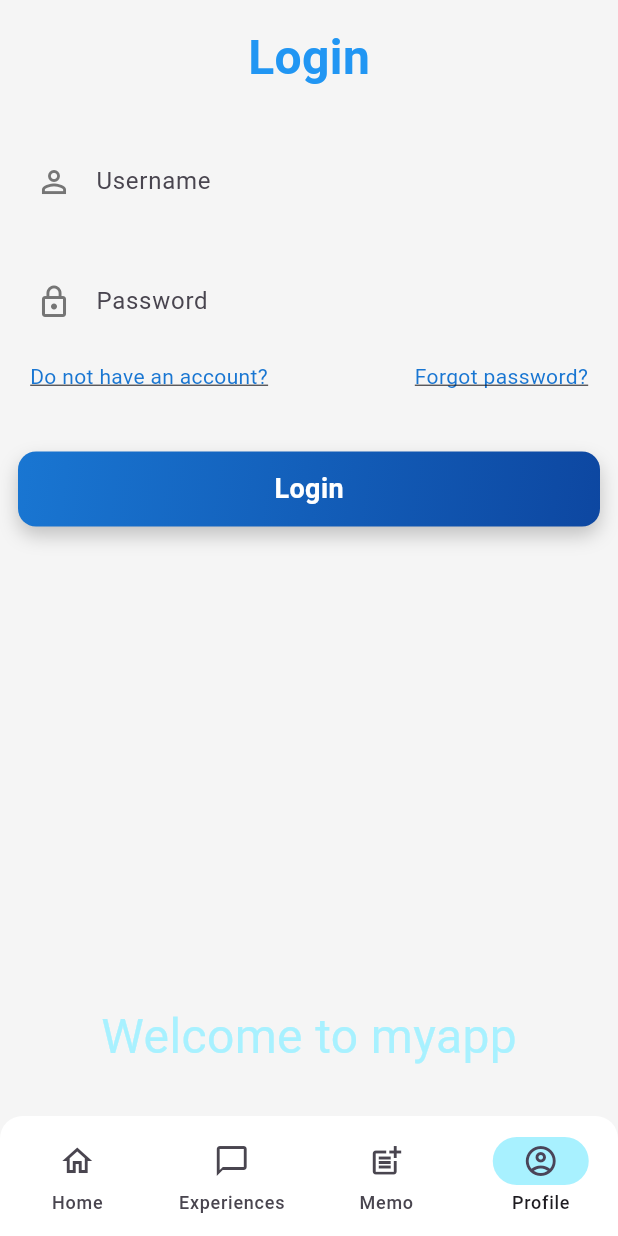
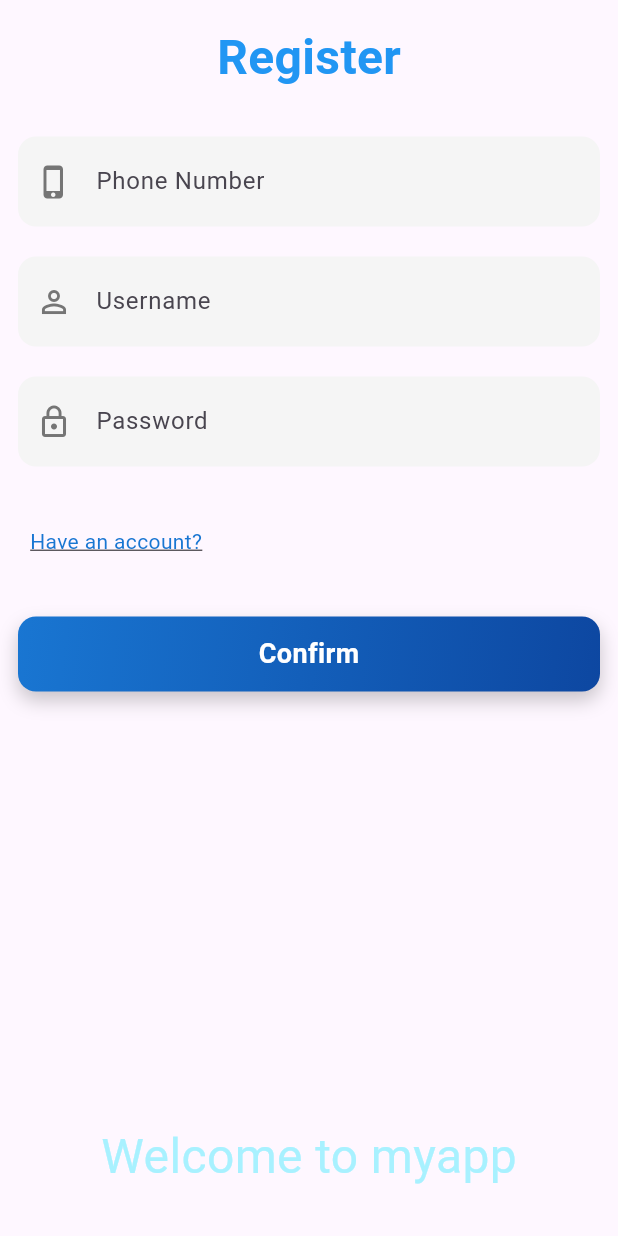
Before and after one commit to jadenzq/travel_app, a Flutter app: the screen it shows after launch, item 4 of the bottom bar chosen, after a tap on "Do not have an account?", on a phone screen of 412 x 824 dp. Run offline on Flutter 3.47's test engine with Material 3 defaults, Android fonts, the phone set to English and light mode, and no system bars; our stand-ins replace carousel_slider, image_picker, shared_preferences.

Commit message:
login page跳转register

```diff
--- a/lib/Login/Login.dart
+++ b/lib/Login/Login.dart
@@ -1,4 +1,6 @@
 import 'package:flutter/material.dart';
+import 'package:travel_app/Profile/profile.dart';
+import 'package:travel_app/Register/register.dart';
 
 class LoginPage extends StatelessWidget {
   const LoginPage({super.key});
@@ -24,9 +26,9 @@ class LoginPage extends StatelessWidget {
                   const SizedBox(height: 20),
                   _buildPasswordInput(),
                   const SizedBox(height: 10),
-                  _buildFooterLinks(),
+                  _buildFooterLinks(context),
                   const SizedBox(height: 40),
-                  _buildLoginButton(),
+                  _buildLoginButton(context),
                   const SizedBox(height: 30),
                 ],
               ),
@@ -83,12 +85,14 @@ class LoginPage extends StatelessWidget {
   }
 
   // Forgot Password Link
-  Widget _buildFooterLinks() {
+  Widget _buildFooterLinks(BuildContext context) {
   return Row(
     mainAxisAlignment: MainAxisAlignment.spaceBetween,
     children: [
       InkWell(
-        onTap: () {}, // 点击事件暂留空
+        onTap: () {   Navigator.of(context).push(
+            MaterialPageRoute(builder: (context) => const RegisterPage()),
+          );}, // 点击事件暂留空
         child: Padding(
           padding: const EdgeInsets.only(left: 8.0),
           child: Text(
@@ -120,14 +124,13 @@ class LoginPage extends StatelessWidget {
 }
 
   // Login Button
-  Widget _buildLoginButton() {
+    Widget _buildLoginButton(BuildContext context) {
     return SizedBox(
       width: double.infinity,
       height: 50,
       child: InkWell(
-        onTap: () {
-          // 点击登录后的逻辑
-        },
+       onTap: () {//跳转profile page
+      },
         borderRadius: BorderRadius.circular(12),
         child: Ink(
           decoration: BoxDecoration(
```
